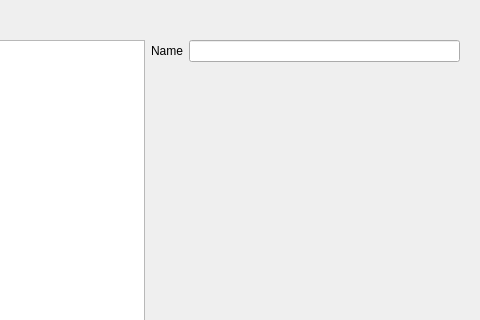
Before: the Qt Designer form RetroEDv2/tools/sceneproperties/stageconfigeditorv5.ui in RSDKModding/RetroED, drawn with Qt 5; both pictures show x 302 to 782 and y 0 to 320 of the 782 by 425 pixel window.
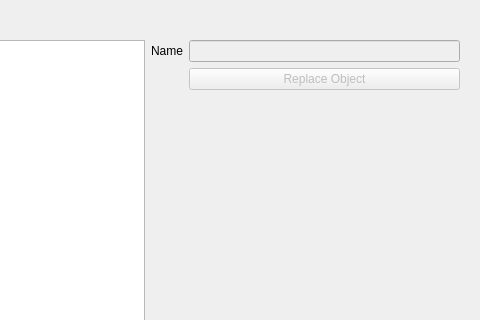
After: the same form once the commit is applied. Icons and pictures are not drawn.

Diff of the .ui file:
```diff
--- a/RetroEDv2/tools/sceneproperties/stageconfigeditorv5.ui
+++ b/RetroEDv2/tools/sceneproperties/stageconfigeditorv5.ui
@@ -154,7 +154,11 @@
         </layout>
        </item>
        <item row="0" column="3">
-        <widget class="QLineEdit" name="objName"/>
+        <widget class="QLineEdit" name="objName">
+         <property name="enabled">
+          <bool>false</bool>
+         </property>
+        </widget>
        </item>
        <item row="0" column="2">
         <widget class="QLabel" name="label_2">
@@ -176,6 +180,16 @@
          </property>
         </spacer>
        </item>
+       <item row="1" column="3">
+        <widget class="QPushButton" name="replaceObj">
+         <property name="enabled">
+          <bool>false</bool>
+         </property>
+         <property name="text">
+          <string>Replace Object</string>
+         </property>
+        </widget>
+       </item>
       </layout>
      </widget>
      <widget class="QWidget" name="sfxPage">
```
